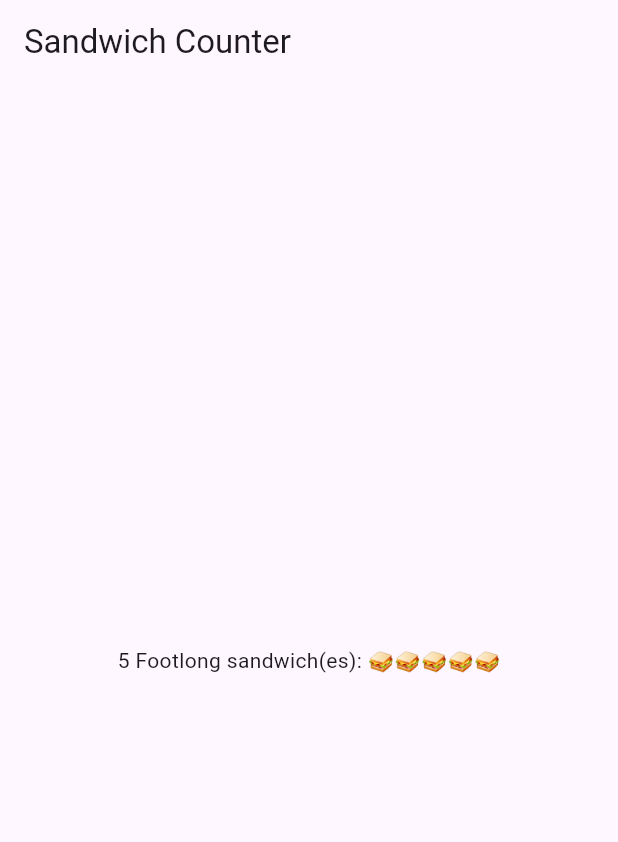
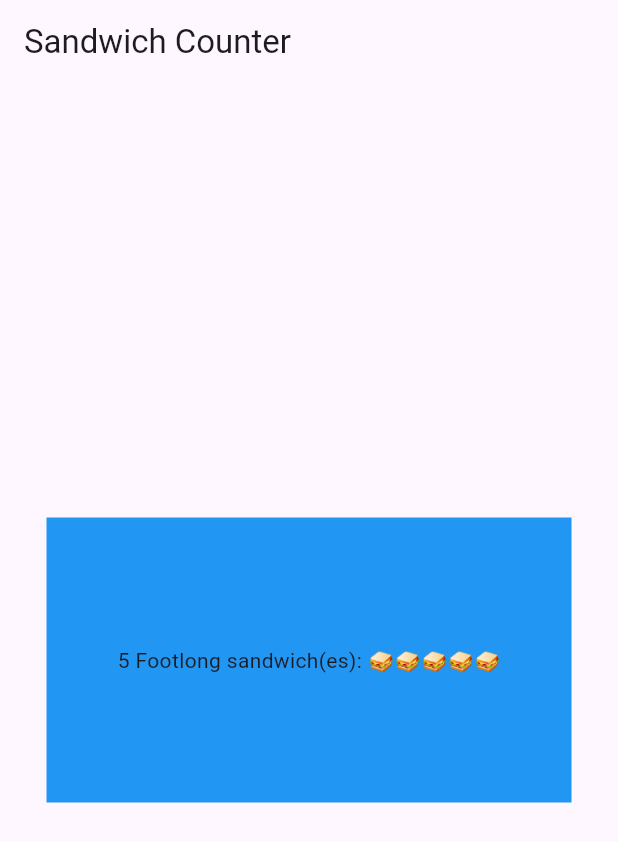
Before and after one commit to Shijit25/sandwich_shop2, a Flutter app: the screen it shows after launch, on a phone screen of 412 x 824 dp. Shown: the top 842 px of the screen. Run offline on Flutter 3.47's test engine with Material 3 defaults, Android fonts, the phone set to English and light mode, and no system bars.

Commit message:
warped OrderItemDisplay widget inside the added Container widget. Gave the Container widget width, height and color to create a rectangle around the number of sandwich

```diff
--- a/lib/main.dart
+++ b/lib/main.dart
@@ -13,8 +13,16 @@ class App extends StatelessWidget {
       title: 'Sandwich Shop App',
       home: Scaffold(
         appBar: AppBar(title: const Text('Sandwich Counter')),
-        body: const Center(
-          child: OrderItemDisplay(5, 'Footlong'),
+        body: Center(
+          child: Container(
+            color: Colors.blue,
+            alignment: Alignment.center,
+            constraints: const BoxConstraints.tightForFinite(
+              width: 350,
+              height: 190,
+            ),
+            child: const OrderItemDisplay(5, 'Footlong')
+          ),
         ),
       ),
     );
```
